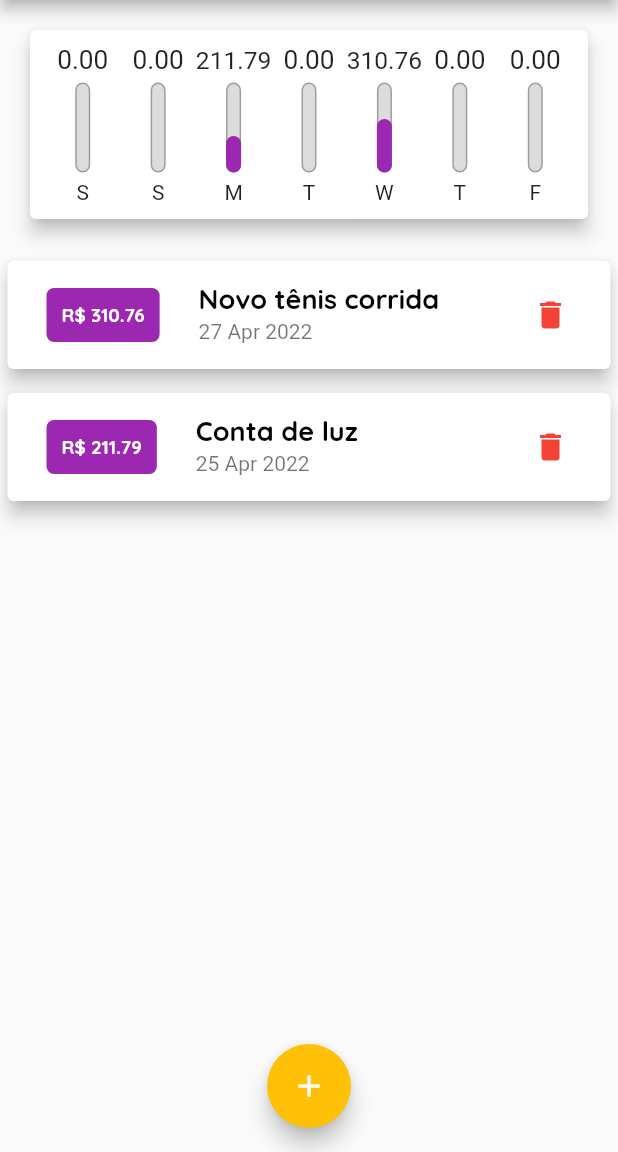
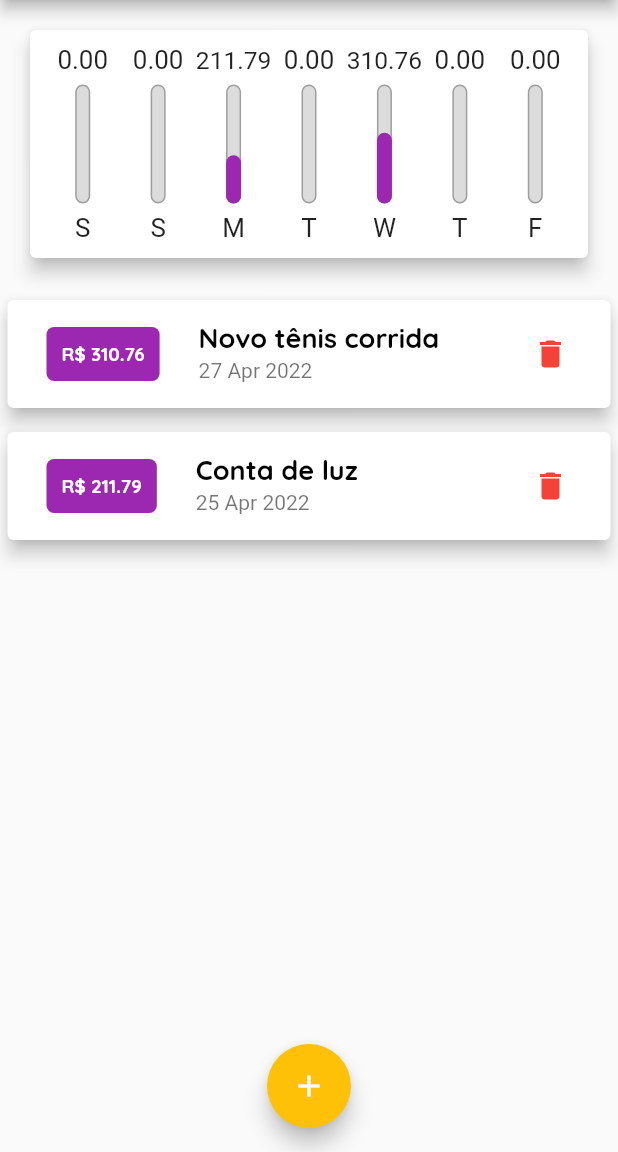
Before and after one commit to GabrielFdoVal/expenses, a Flutter app: the screen it shows after launch, on a phone screen of 412 x 824 dp, the part 84-1236 px from its top. Run offline on Flutter 3.47's test engine with Material 2 defaults, Android fonts, the phone set to English and light mode, and no system bars.

Commit message:
Working on responsiblities Visual grafic changes, now the size of the grafic and the list are responsible When the orientation turns to landscape you have the option to see the grafic or the list its better because the widget size is bigger

```diff
--- a/lib/components/chart_bar.dart
+++ b/lib/components/chart_bar.dart
@@ -13,17 +13,19 @@ class ChartBar extends StatelessWidget {
 
   @override
   Widget build(BuildContext context) {
+    return LayoutBuilder(
+      builder: (ctx, constraints) {
         return Column(
           children: <Widget>[
             Container(
-          height: 20,
+              height: constraints.maxHeight * 0.15,
               child: FittedBox(
                 child: Text("${value.toStringAsFixed(2)}"),
               ),
             ),
-        SizedBox(height: 5),
+            SizedBox(height: constraints.maxHeight * 0.05),
             Container(
-          height: 60,
+              height: constraints.maxHeight * 0.6,
               width: 10,
               child: Stack(
                 alignment: Alignment.bottomCenter,
@@ -49,9 +51,16 @@ class ChartBar extends StatelessWidget {
                 ],
               ),
             ),
-        SizedBox(height: 5),
-        Text(label),
+            SizedBox(height: constraints.maxHeight * 0.05),
+            Container(
+              child: FittedBox(
+                child: Text(label),
+              ),
+              height: constraints.maxHeight * 0.15,
+            ),
           ],
+        );
+      },
     );
   }
 }
--- a/lib/components/transaction_form.dart
+++ b/lib/components/transaction_form.dart
@@ -45,10 +45,16 @@ class _TransactionFormState extends State<TransactionForm> {
   @override
   Widget build(BuildContext context) {
     // TODO: implement build
-    return Card(
+    return SingleChildScrollView(
+      child: Card(
         elevation: 5,
         child: Padding(
-        padding: const EdgeInsets.all(10),
+          padding: EdgeInsets.only(
+            top: 10,
+            right: 10,
+            left: 10,
+            bottom: 10 + MediaQuery.of(context).viewInsets.bottom,
+          ),
           child: Column(
             children: <Widget>[
               TextField(
@@ -106,6 +112,7 @@ class _TransactionFormState extends State<TransactionForm> {
             ],
           ),
         ),
+      ),
     );
   }
 }
--- a/lib/components/transaction_list.dart
+++ b/lib/components/transaction_list.dart
@@ -11,10 +11,10 @@ class TransactionList extends StatelessWidget {
   @override
   Widget build(BuildContext context) {
     // TODO: implement build
-    return Container(
-      height: 300,
-      child: transaction.isEmpty
-          ? Column(
+    return transaction.isEmpty
+        ? LayoutBuilder(
+            builder: (ctx, constraints) {
+              return Column(
                 children: <Widget>[
                   Container(
                     padding: EdgeInsets.all(20),
@@ -24,13 +24,15 @@ class TransactionList extends StatelessWidget {
                     ),
                   ),
                   Container(
-                  height: 200,
+                    height: constraints.maxHeight * 0.6,
                     child: Image.asset(
                       'assets/images/waiting.png',
                       fit: BoxFit.cover,
                     ),
                   ),
                 ],
+              );
+            },
           )
         : ListView.builder(
             itemCount: transaction.length,
@@ -75,7 +77,6 @@ class TransactionList extends StatelessWidget {
                 ),
               );
             },
-            ),
           );
   }
 }
--- a/lib/main.dart
+++ b/lib/main.dart
@@ -69,6 +69,7 @@ class _MyHomePageState extends State<MyHomePage> {
       date: DateTime.now().subtract(Duration(days: 4)),
     )
   ];
+  bool _showChart = false;
 
   List<Transaction> get _recentTransactions {
     return _transactions.where((tr) {
@@ -112,22 +113,51 @@ class _MyHomePageState extends State<MyHomePage> {
 
   @override
   Widget build(BuildContext context) {
+    bool isLandScape =
+        MediaQuery.of(context).orientation == Orientation.landscape;
+    final appBar = AppBar(
+      title: Text(
+        "Despesas Pessoais",
+        style: TextStyle(
+          fontSize: 20 * MediaQuery.of(context).textScaleFactor,
+        ),
+      ),
+      actions: <Widget>[
+        if (isLandScape)
+          IconButton(
+            icon: Icon(_showChart ? Icons.list : Icons.show_chart),
+            onPressed: () {
+              setState(() {
+                _showChart = !_showChart;
+              });
+            },
+          ),
+        IconButton(
+          icon: Icon(Icons.add),
+          onPressed: () => _openTransactionFormModal(context),
+        ),
+      ],
+    );
+    final availabelHeight = MediaQuery.of(context).size.height -
+        appBar.preferredSize.height -
+        MediaQuery.of(context).padding.top;
+
     return Scaffold(
-      appBar: AppBar(
-        title: Text("Despesas Pessoais"),
-        actions: <Widget>[
-          IconButton(
-            icon: Icon(Icons.add),
-            onPressed: () => _openTransactionFormModal(context),
-          )
-        ],
-      ),
+      appBar: appBar,
       body: SingleChildScrollView(
         child: Column(
           crossAxisAlignment: CrossAxisAlignment.stretch,
           children: <Widget>[
-            Chart(_recentTransactions),
-            TransactionList(_transactions, _deleteTransaction)
+            if (_showChart || !isLandScape)
+              Container(
+                height: availabelHeight * (isLandScape ? 0.7 : 0.25),
+                child: Chart(_recentTransactions),
+              ),
+            if (!_showChart || !isLandScape)
+              Container(
+                height: availabelHeight * 0.75,
+                child: TransactionList(_transactions, _deleteTransaction),
+              )
           ],
         ),
       ),
```
Lines whose indentation alone changed are shown as unchanged.
